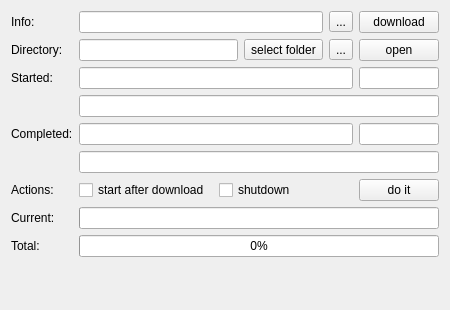
The window that src/blackgui/components/downloadcomponent.ui (swift-project/pilotclient) describes before a commit, drawn with Qt 5.
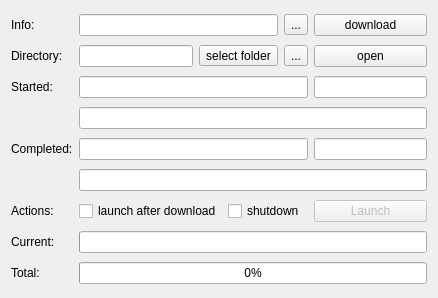
The same window after the commit. Icons and pictures are not drawn.

Commit message: Make DownloadDialog more intuitive and robust

What changed in the file:
```diff
--- a/src/blackgui/components/downloadcomponent.ui
+++ b/src/blackgui/components/downloadcomponent.ui
@@ -6,27 +6,24 @@
    <rect>
     <x>0</x>
     <y>0</y>
-    <width>450</width>
-    <height>310</height>
+    <width>438</width>
+    <height>298</height>
    </rect>
   </property>
-  <property name="minimumSize">
-   <size>
-    <width>450</width>
-    <height>250</height>
-   </size>
-  </property>
   <property name="windowTitle">
    <string>Download files</string>
   </property>
-  <layout class="QGridLayout" name="gl_DownloadComponent" columnstretch="1,3,1,1,1">
-   <item row="0" column="3">
-    <widget class="QToolButton" name="tb_CancelDownload">
-     <property name="toolTip">
-      <string>cancel downloading</string>
+  <layout class="QGridLayout" name="gl_DownloadComponent" columnstretch="1,0,0,0,0">
+   <item row="6" column="0">
+    <widget class="QLabel" name="lbl_Actions">
+     <property name="sizePolicy">
+      <sizepolicy hsizetype="Fixed" vsizetype="Fixed">
+       <horstretch>0</horstretch>
+       <verstretch>0</verstretch>
+      </sizepolicy>
      </property>
      <property name="text">
-      <string>...</string>
+      <string>Actions:</string>
      </property>
      <property name="icon">
       <iconset resource="../../blackmisc/blackmisc.qrc">
@@ -34,89 +31,26 @@
      </property>
     </widget>
    </item>
-   <item row="1" column="1">
-    <widget class="QLineEdit" name="le_DownloadDir">
-     <property name="readOnly">
-      <bool>true</bool>
+   <item row="0" column="0">
+    <widget class="QLabel" name="lbl_Info">
+     <property name="sizePolicy">
+      <sizepolicy hsizetype="Fixed" vsizetype="Fixed">
+       <horstretch>0</horstretch>
+       <verstretch>0</verstretch>
+      </sizepolicy>
      </property>
-    </widget>
-   </item>
-   <item row="2" column="0">
-    <widget class="QLabel" name="lbl_Started">
      <property name="text">
-      <string>Started:</string>
+      <string>Info:</string>
      </property>
     </widget>
    </item>
-   <item row="4" column="0">
-    <widget class="QLabel" name="lbl_Completed">
-     <property name="text">
-      <string>Completed:</string>
-     </property>
-    </widget>
-   </item>
-   <item row="1" column="0">
-    <widget class="QLabel" name="lbl_DownloadDirectory">
-     <property name="text">
-      <string>Directory:</string>
-     </property>
-    </widget>
-   </item>
-   <item row="10" column="0">
-    <spacer name="vs_DownloadComponent">
-     <property name="orientation">
-      <enum>Qt::Vertical</enum>
-     </property>
-     <property name="sizeHint" stdset="0">
-      <size>
-       <width>20</width>
-       <height>40</height>
-      </size>
-     </property>
-    </spacer>
-   </item>
-   <item row="7" column="1" colspan="4">
-    <widget class="QProgressBar" name="prb_Current">
-     <property name="maximum">
-      <number>1</number>
-     </property>
-    </widget>
-   </item>
-   <item row="1" column="4">
-    <widget class="QPushButton" name="pb_OpenDownloadDir">
-     <property name="text">
-      <string>open</string>
-     </property>
-    </widget>
-   </item>
-   <item row="2" column="1" colspan="3">
-    <widget class="QLineEdit" name="le_Started">
+   <item row="4" column="1" colspan="3">
+    <widget class="QLineEdit" name="le_Completed">
      <property name="readOnly">
       <bool>true</bool>
      </property>
     </widget>
    </item>
-   <item row="7" column="0">
-    <widget class="QLabel" name="lbl_Current">
-     <property name="text">
-      <string>Current:</string>
-     </property>
-    </widget>
-   </item>
-   <item row="1" column="3">
-    <widget class="QToolButton" name="tb_ResetDownloadDir">
-     <property name="toolTip">
-      <string>Reset download directory</string>
-     </property>
-     <property name="text">
-      <string>...</string>
-     </property>
-     <property name="icon">
-      <iconset resource="../../blackmisc/blackmisc.qrc">
-       <normaloff>:/diagona/icons/diagona/icons/arrow-circle-225-left.png</normaloff>:/diagona/icons/diagona/icons/arrow-circle-225-left.png</iconset>
-     </property>
-    </widget>
-   </item>
    <item row="1" column="2">
     <widget class="QToolButton" name="tb_DialogDownloadDir">
      <property name="toolTip">
@@ -134,8 +68,53 @@
      </property>
     </widget>
    </item>
-   <item row="4" column="1" colspan="3">
-    <widget class="QLineEdit" name="le_Completed">
+   <item row="0" column="4">
+    <widget class="QPushButton" name="pb_Download">
+     <property name="sizePolicy">
+      <sizepolicy hsizetype="Preferred" vsizetype="Fixed">
+       <horstretch>0</horstretch>
+       <verstretch>0</verstretch>
+      </sizepolicy>
+     </property>
+     <property name="minimumSize">
+      <size>
+       <width>93</width>
+       <height>0</height>
+      </size>
+     </property>
+     <property name="toolTip">
+      <string>download and install</string>
+     </property>
+     <property name="text">
+      <string>download</string>
+     </property>
+    </widget>
+   </item>
+   <item row="6" column="4">
+    <widget class="QPushButton" name="pb_Launch">
+     <property name="enabled">
+      <bool>false</bool>
+     </property>
+     <property name="sizePolicy">
+      <sizepolicy hsizetype="Preferred" vsizetype="Fixed">
+       <horstretch>0</horstretch>
+       <verstretch>0</verstretch>
+      </sizepolicy>
+     </property>
+     <property name="text">
+      <string>Launch</string>
+     </property>
+    </widget>
+   </item>
+   <item row="3" column="1" colspan="4">
+    <widget class="QLineEdit" name="le_StartedUrl">
+     <property name="readOnly">
+      <bool>true</bool>
+     </property>
+    </widget>
+   </item>
+   <item row="5" column="1" colspan="4">
+    <widget class="QLineEdit" name="le_CompletedUrl">
      <property name="readOnly">
       <bool>true</bool>
      </property>
@@ -151,8 +130,45 @@
      </property>
     </widget>
    </item>
-   <item row="5" column="1" colspan="4">
-    <widget class="QLineEdit" name="le_CompletedUrl">
+   <item row="2" column="4">
+    <widget class="QLineEdit" name="le_StartedNumber">
+     <property name="maxLength">
+      <number>4</number>
+     </property>
+     <property name="readOnly">
+      <bool>true</bool>
+     </property>
+    </widget>
+   </item>
+   <item row="0" column="3">
+    <widget class="QToolButton" name="tb_CancelDownload">
+     <property name="toolTip">
+      <string>cancel downloading</string>
+     </property>
+     <property name="text">
+      <string>...</string>
+     </property>
+     <property name="icon">
+      <iconset resource="../../blackmisc/blackmisc.qrc">
+       <normaloff>:/diagona/icons/diagona/icons/cross-circle.png</normaloff>:/diagona/icons/diagona/icons/cross-circle.png</iconset>
+     </property>
+    </widget>
+   </item>
+   <item row="1" column="4">
+    <widget class="QPushButton" name="pb_OpenDownloadDir">
+     <property name="sizePolicy">
+      <sizepolicy hsizetype="Preferred" vsizetype="Fixed">
+       <horstretch>0</horstretch>
+       <verstretch>0</verstretch>
+      </sizepolicy>
+     </property>
+     <property name="text">
+      <string>open</string>
+     </property>
+    </widget>
+   </item>
+   <item row="1" column="1">
+    <widget class="QLineEdit" name="le_DownloadDir">
      <property name="readOnly">
       <bool>true</bool>
      </property>
@@ -160,42 +176,35 @@
    </item>
    <item row="8" column="0">
     <widget class="QLabel" name="lbl_Total">
+     <property name="sizePolicy">
+      <sizepolicy hsizetype="Fixed" vsizetype="Fixed">
+       <horstretch>0</horstretch>
+       <verstretch>0</verstretch>
+      </sizepolicy>
+     </property>
      <property name="text">
       <string>Total:</string>
      </property>
     </widget>
    </item>
-   <item row="0" column="0">
-    <widget class="QLabel" name="lbl_Info">
-     <property name="text">
-      <string>Info:</string>
+   <item row="7" column="1" colspan="4">
+    <widget class="QProgressBar" name="prb_Current">
+     <property name="maximum">
+      <number>1</number>
      </property>
     </widget>
    </item>
-   <item row="2" column="4">
-    <widget class="QLineEdit" name="le_StartedNumber">
-     <property name="maxLength">
-      <number>4</number>
-     </property>
-     <property name="readOnly">
-      <bool>true</bool>
-     </property>
-    </widget>
-   </item>
-   <item row="3" column="1" colspan="4">
-    <widget class="QLineEdit" name="le_StartedUrl">
-     <property name="readOnly">
-      <bool>true</bool>
-     </property>
-    </widget>
-   </item>
-   <item row="0" column="4">
-    <widget class="QPushButton" name="pb_Download">
+   <item row="1" column="3">
+    <widget class="QToolButton" name="tb_ResetDownloadDir">
      <property name="toolTip">
       <string>download and install</string>
      </property>
      <property name="text">
-      <string>download</string>
+      <string>...</string>
+     </property>
+     <property name="icon">
+      <iconset resource="../../blackmisc/blackmisc.qrc">
+       <normaloff>:/diagona/icons/diagona/icons/arrow-circle-225-left.png</normaloff>:/diagona/icons/diagona/icons/arrow-circle-225-left.png</iconset>
      </property>
     </widget>
    </item>
@@ -206,31 +215,28 @@
      </property>
     </widget>
    </item>
-   <item row="4" column="4">
-    <widget class="QLineEdit" name="le_CompletedNumber">
-     <property name="maxLength">
-      <number>4</number>
-     </property>
+   <item row="2" column="1" colspan="3">
+    <widget class="QLineEdit" name="le_Started">
      <property name="readOnly">
       <bool>true</bool>
      </property>
     </widget>
    </item>
-   <item row="6" column="0">
-    <widget class="QLabel" name="lbl_Actions">
+   <item row="7" column="0">
+    <widget class="QLabel" name="lbl_Current">
+     <property name="sizePolicy">
+      <sizepolicy hsizetype="Fixed" vsizetype="Preferred">
+       <horstretch>0</horstretch>
+       <verstretch>0</verstretch>
+      </sizepolicy>
+     </property>
      <property name="text">
-      <string>Actions:</string>
+      <string>Current:</string>
      </property>
     </widget>
    </item>
    <item row="6" column="1" colspan="3">
     <widget class="QFrame" name="fr_Checkboxes">
-     <property name="minimumSize">
-      <size>
-       <width>0</width>
-       <height>20</height>
-      </size>
-     </property>
      <layout class="QHBoxLayout" name="hl_Checkboxes">
       <property name="leftMargin">
        <number>0</number>
@@ -246,13 +252,25 @@
       </property>
       <item>
        <widget class="QCheckBox" name="cb_StartAfterDownload">
+        <property name="sizePolicy">
+         <sizepolicy hsizetype="Preferred" vsizetype="Fixed">
+          <horstretch>0</horstretch>
+          <verstretch>0</verstretch>
+         </sizepolicy>
+        </property>
         <property name="text">
-         <string>start after download</string>
+         <string>launch after download</string>
         </property>
        </widget>
       </item>
       <item>
        <widget class="QCheckBox" name="cb_Shutdown">
+        <property name="sizePolicy">
+         <sizepolicy hsizetype="Preferred" vsizetype="Fixed">
+          <horstretch>0</horstretch>
+          <verstretch>0</verstretch>
+         </sizepolicy>
+        </property>
         <property name="text">
          <string>shutdown</string>
         </property>
@@ -261,10 +279,52 @@
      </layout>
     </widget>
    </item>
-   <item row="6" column="4">
-    <widget class="QPushButton" name="pb_DoIt">
+   <item row="1" column="0">
+    <widget class="QLabel" name="lbl_DownloadDirectory">
+     <property name="sizePolicy">
+      <sizepolicy hsizetype="Fixed" vsizetype="Preferred">
+       <horstretch>0</horstretch>
+       <verstretch>0</verstretch>
+      </sizepolicy>
+     </property>
      <property name="text">
-      <string>do it</string>
+      <string>Directory:</string>
+     </property>
+    </widget>
+   </item>
+   <item row="4" column="0">
+    <widget class="QLabel" name="lbl_Completed">
+     <property name="sizePolicy">
+      <sizepolicy hsizetype="Fixed" vsizetype="Fixed">
+       <horstretch>0</horstretch>
+       <verstretch>0</verstretch>
+      </sizepolicy>
+     </property>
+     <property name="text">
+      <string>Completed:</string>
+     </property>
+    </widget>
+   </item>
+   <item row="2" column="0">
+    <widget class="QLabel" name="lbl_Started">
+     <property name="sizePolicy">
+      <sizepolicy hsizetype="Fixed" vsizetype="Fixed">
+       <horstretch>0</horstretch>
+       <verstretch>0</verstretch>
+      </sizepolicy>
+     </property>
+     <property name="text">
+      <string>Started:</string>
+     </property>
+    </widget>
+   </item>
+   <item row="4" column="4">
+    <widget class="QLineEdit" name="le_CompletedNumber">
+     <property name="maxLength">
+      <number>4</number>
+     </property>
+     <property name="readOnly">
+      <bool>true</bool>
      </property>
     </widget>
    </item>
```
Left out of the diff: 6 changed lines with no effect on the pictures. The commit also changes 5 other files.
